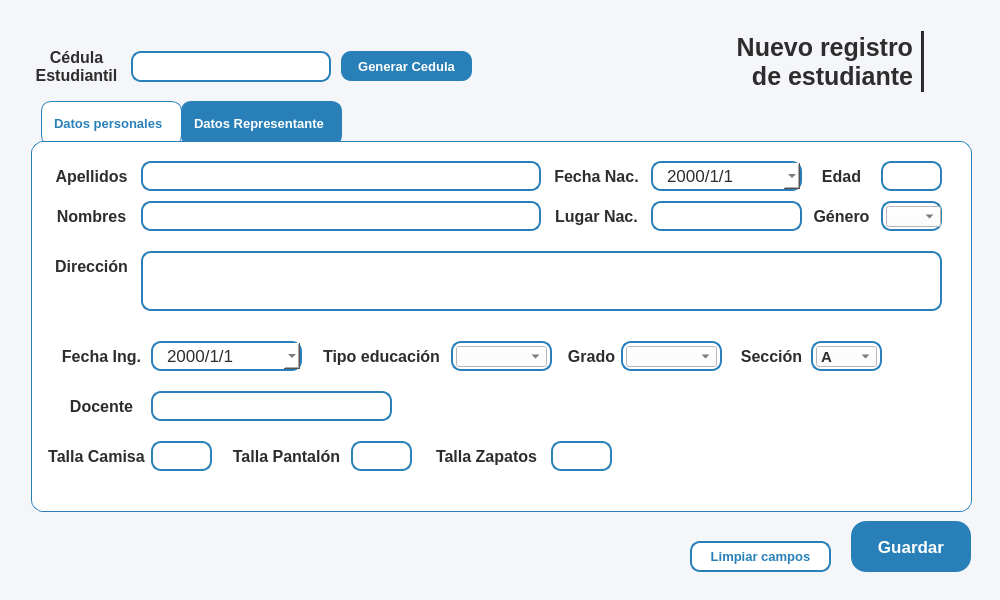
Above: resources/ui/registro_estu.ui from Proyecto-Uptjaa/Proyecto_SIRA before the change. Below: the same form after it.
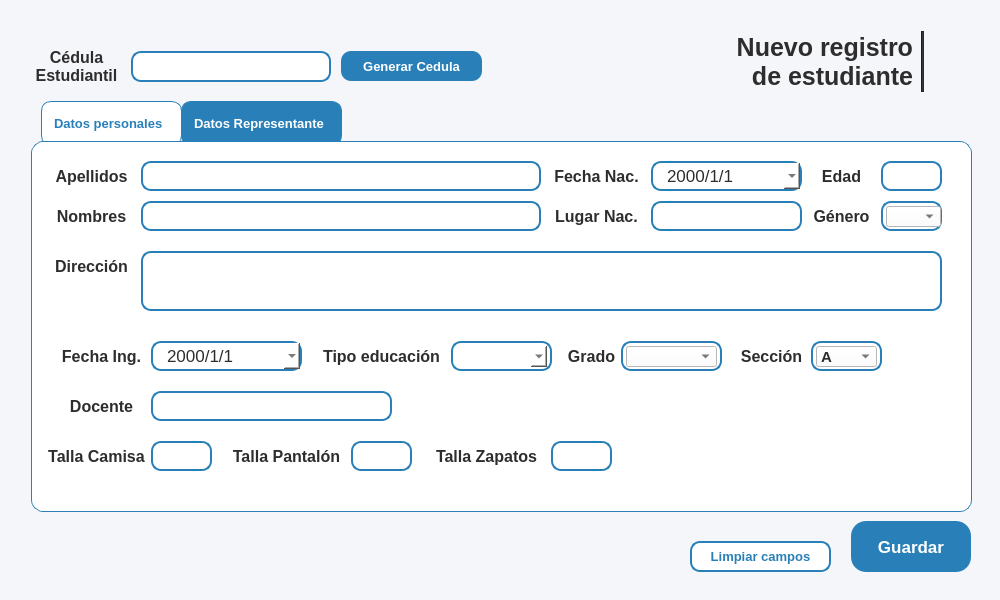
That is the form after the change. Icons and pictures are not drawn.

```diff
--- a/resources/ui/registro_estu.ui
+++ b/resources/ui/registro_estu.ui
@@ -1723,7 +1723,7 @@
              <cursorShape>PointingHandCursor</cursorShape>
             </property>
             <property name="styleSheet">
-             <string notr="true"/>
+             <string notr="true">border: transparent;</string>
             </property>
             <property name="iconSize">
              <size>
@@ -3609,7 +3609,7 @@
        <rect>
         <x>330</x>
         <y>40</y>
-        <width>131</width>
+        <width>141</width>
         <height>30</height>
        </rect>
       </property>
@@ -3664,9 +3664,9 @@
      <widget class="QLabel" name="lblTitulo_logo_estu">
       <property name="geometry">
        <rect>
-        <x>721</x>
+        <x>711</x>
         <y>20</y>
-        <width>181</width>
+        <width>191</width>
         <height>61</height>
        </rect>
       </property>
```
Left out of the diff: 27 changed lines with no effect on the pictures.
